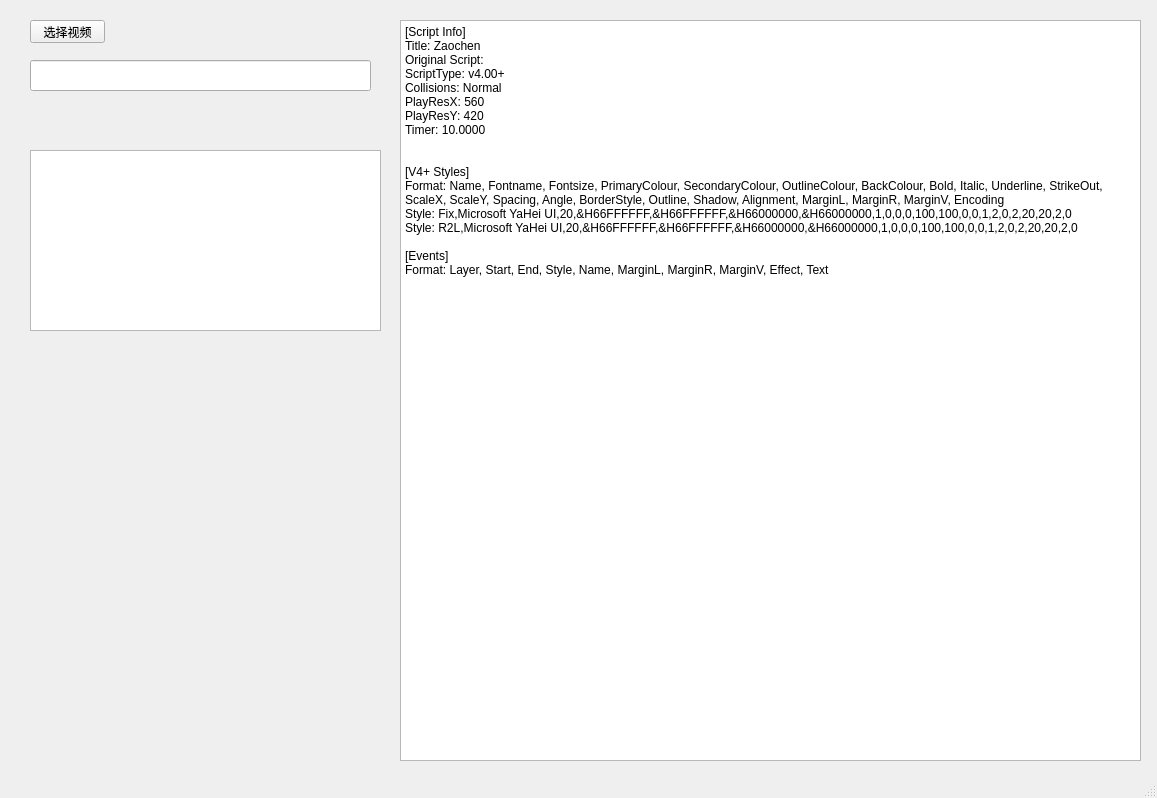
Qt form mainwindow.ui (Zao-chen/ZcAIDanmuGenerator) before a commit.
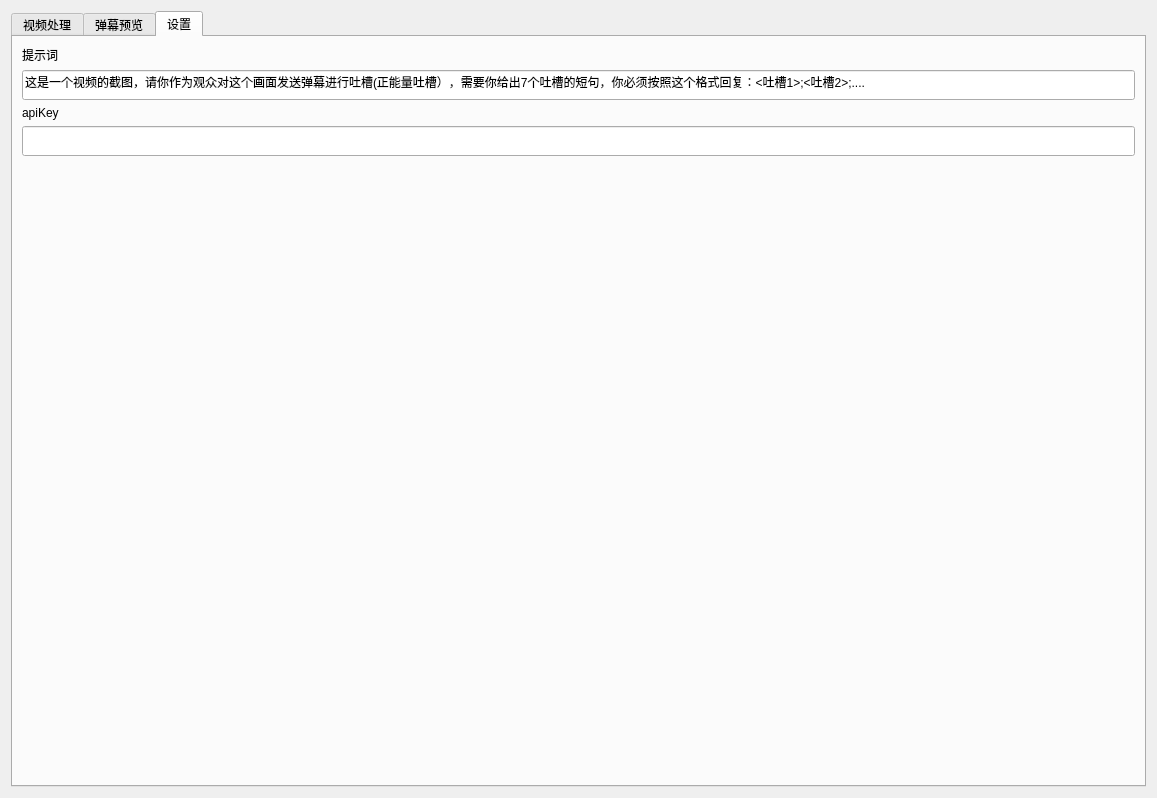
The same form after that commit. The open tabs and pages were chosen to show the change. Custom widgets are drawn as their Qt base class.

Commit message: [feat] 界面优化，截图预览

```diff
--- a/mainwindow.ui
+++ b/mainwindow.ui
@@ -1,7 +1,7 @@
 <?xml version="1.0" encoding="UTF-8"?>
 <ui version="4.0">
  <class>MainWindow</class>
- <widget class="QMainWindow" name="MainWindow">
+ <widget class="QWidget" name="MainWindow">
   <property name="geometry">
    <rect>
     <x>0</x>
@@ -13,41 +13,55 @@
   <property name="windowTitle">
    <string>MainWindow</string>
   </property>
-  <widget class="QWidget" name="centralwidget">
-   <widget class="QPushButton" name="pushButton">
-    <property name="geometry">
-     <rect>
-      <x>30</x>
-      <y>20</y>
-      <width>75</width>
-      <height>23</height>
-     </rect>
-    </property>
-    <property name="text">
-     <string>选择视频</string>
-    </property>
-   </widget>
-   <widget class="QPlainTextEdit" name="plainTextEdit">
-    <property name="geometry">
-     <rect>
-      <x>30</x>
-      <y>150</y>
-      <width>351</width>
-      <height>181</height>
-     </rect>
-    </property>
-   </widget>
-   <widget class="QPlainTextEdit" name="plainTextEdit_2">
-    <property name="geometry">
-     <rect>
-      <x>400</x>
-      <y>20</y>
-      <width>741</width>
-      <height>741</height>
-     </rect>
-    </property>
-    <property name="plainText">
-     <string>[Script Info]
+  <layout class="QVBoxLayout" name="verticalLayout_3">
+   <item>
+    <layout class="QVBoxLayout" name="verticalLayout">
+     <item>
+      <widget class="ElaTabWidget" name="tabWidget">
+       <property name="currentIndex">
+        <number>0</number>
+       </property>
+       <widget class="QWidget" name="tab">
+        <attribute name="title">
+         <string>视频处理</string>
+        </attribute>
+        <layout class="QHBoxLayout" name="horizontalLayout" stretch="0,3">
+         <item>
+          <layout class="QVBoxLayout" name="verticalLayout_2">
+           <item>
+            <widget class="ElaPushButton" name="pushButton">
+             <property name="text">
+              <string>选择视频</string>
+             </property>
+            </widget>
+           </item>
+           <item>
+            <widget class="ElaPlainTextEdit" name="plainTextEdit">
+             <property name="enabled">
+              <bool>false</bool>
+             </property>
+            </widget>
+           </item>
+          </layout>
+         </item>
+         <item>
+          <widget class="QLabel" name="label">
+           <property name="text">
+            <string/>
+           </property>
+          </widget>
+         </item>
+        </layout>
+       </widget>
+       <widget class="QWidget" name="tab_3">
+        <attribute name="title">
+         <string>弹幕预览</string>
+        </attribute>
+        <layout class="QVBoxLayout" name="verticalLayout_4">
+         <item>
+          <widget class="ElaPlainTextEdit" name="plainTextEdit_2">
+           <property name="plainText">
+            <string>[Script Info]
 Title: Zaochen
 Original Script: 
 ScriptType: v4.00+
@@ -64,34 +78,103 @@
 
 [Events]
 Format: Layer, Start, End, Style, Name, MarginL, MarginR, MarginV, Effect, Text</string>
-    </property>
-   </widget>
-   <widget class="QLineEdit" name="lineEdit">
-    <property name="geometry">
-     <rect>
-      <x>30</x>
-      <y>60</y>
-      <width>341</width>
-      <height>31</height>
-     </rect>
-    </property>
-    <property name="text">
-     <string/>
-    </property>
-   </widget>
-  </widget>
-  <widget class="QMenuBar" name="menubar">
-   <property name="geometry">
-    <rect>
-     <x>0</x>
-     <y>0</y>
-     <width>1157</width>
-     <height>21</height>
-    </rect>
-   </property>
-  </widget>
-  <widget class="QStatusBar" name="statusbar"/>
+           </property>
+          </widget>
+         </item>
+        </layout>
+       </widget>
+       <widget class="QWidget" name="tab_2">
+        <attribute name="title">
+         <string>设置</string>
+        </attribute>
+        <layout class="QVBoxLayout" name="verticalLayout_5" stretch="0,0,0,0,10">
+         <item>
+          <widget class="QLabel" name="label_3">
+           <property name="text">
+            <string>提示词</string>
+           </property>
+          </widget>
+         </item>
+         <item>
+          <widget class="ElaLineEdit" name="lineEdit_2">
+           <property name="minimumSize">
+            <size>
+             <width>0</width>
+             <height>30</height>
+            </size>
+           </property>
+           <property name="text">
+            <string>这是一个视频的截图，请你作为观众对这个画面发送弹幕进行吐槽(正能量吐槽），需要你给出7个吐槽的短句，你必须按照这个格式回复：&lt;吐槽1&gt;;&lt;吐槽2&gt;;....</string>
+           </property>
+           <property name="alignment">
+            <set>Qt::AlignmentFlag::AlignLeading|Qt::AlignmentFlag::AlignLeft|Qt::AlignmentFlag::AlignVCenter</set>
+           </property>
+          </widget>
+         </item>
+         <item>
+          <widget class="QLabel" name="label_2">
+           <property name="text">
+            <string>apiKey</string>
+           </property>
+          </widget>
+         </item>
+         <item>
+          <widget class="ElaLineEdit" name="lineEdit">
+           <property name="minimumSize">
+            <size>
+             <width>0</width>
+             <height>30</height>
+            </size>
+           </property>
+           <property name="text">
+            <string/>
+           </property>
+          </widget>
+         </item>
+         <item>
+          <spacer name="verticalSpacer">
+           <property name="orientation">
+            <enum>Qt::Orientation::Vertical</enum>
+           </property>
+           <property name="sizeHint" stdset="0">
+            <size>
+             <width>20</width>
+             <height>40</height>
+            </size>
+           </property>
+          </spacer>
+         </item>
+        </layout>
+       </widget>
+      </widget>
+     </item>
+    </layout>
+   </item>
+  </layout>
  </widget>
+ <customwidgets>
+  <customwidget>
+   <class>ElaTabWidget</class>
+   <extends>QTabWidget</extends>
+   <header location="global">elatabwidget.h</header>
+   <container>1</container>
+  </customwidget>
+  <customwidget>
+   <class>ElaPushButton</class>
+   <extends>QPushButton</extends>
+   <header>elapushbutton.h</header>
+  </customwidget>
+  <customwidget>
+   <class>ElaPlainTextEdit</class>
+   <extends>QPlainTextEdit</extends>
+   <header location="global">elaplaintextedit.h</header>
+  </customwidget>
+  <customwidget>
+   <class>ElaLineEdit</class>
+   <extends>QLineEdit</extends>
+   <header location="global">elalineedit.h</header>
+  </customwidget>
+ </customwidgets>
  <resources/>
  <connections/>
 </ui>
```
The commit also changes 5 other files.
